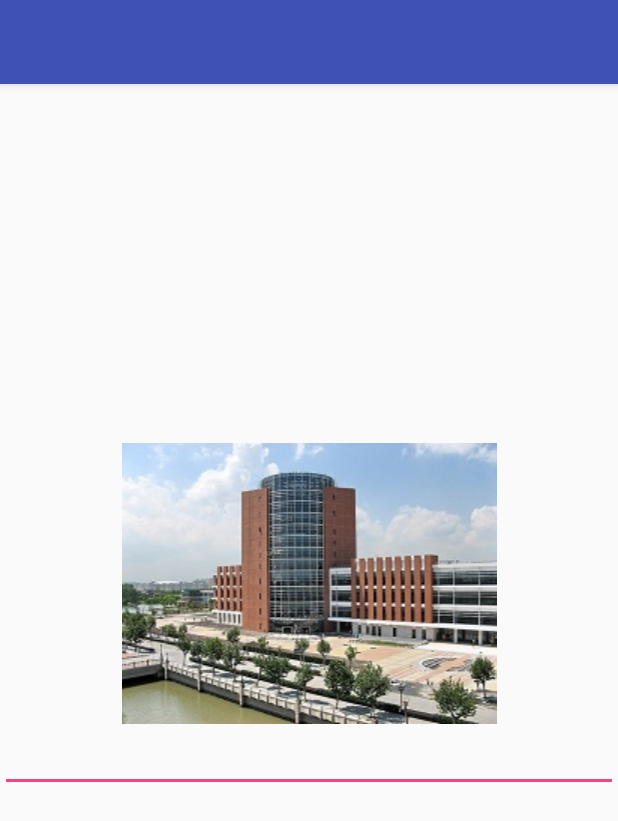
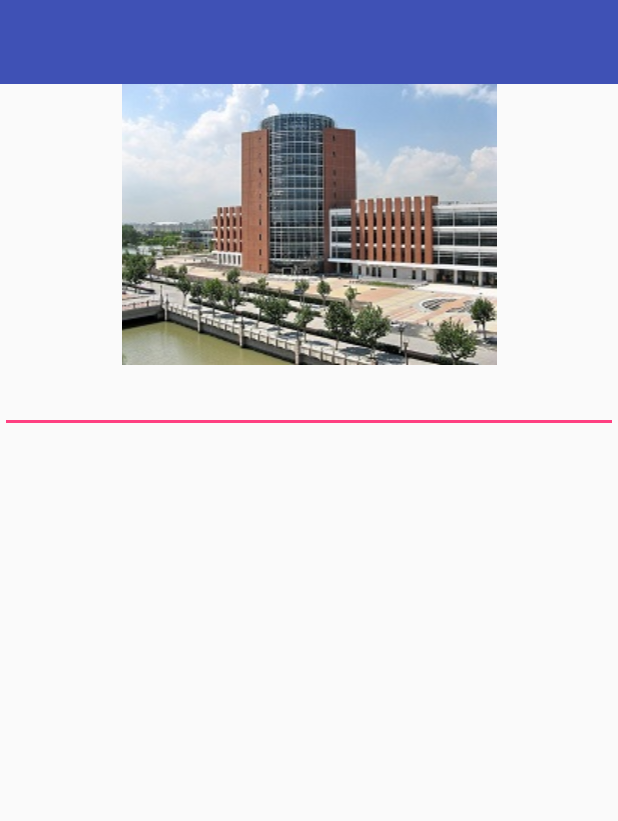
Before and after one commit to lengyijun/lib_v2, an Android app: the layout search_coordin.xml on its own in the app's theme, with its tools: preview values and no code run, on a phone screen of 412 x 824 dp. Shown: the top 821 px of the screen. Run offline under Robolectric (Android 15) with nearby library versions, the phone set to English and light mode, and no system bars.

Commit message:
又修改了一下主界面的布局

```diff
--- a/app/src/main/java/com/example/steven/sjtu_lib_v2/activity/SingleDetailActivity.java
+++ b/app/src/main/java/com/example/steven/sjtu_lib_v2/activity/SingleDetailActivity.java
@@ -45,8 +45,6 @@ import okhttp3.Call;
 public class SingleDetailActivity extends AppCompatActivity {
     @Bind(R.id.listview_table)
     ListView lv_table;
-    //    @Bind(R.id.toolbar)
-//    Toolbar toolbar;
     @Bind(R.id.tv_book_author)
     TextView tvBookAuthor;
     @Bind(R.id.tv_book_time)
--- a/app/src/main/res/layout/search_coordin.xml
+++ b/app/src/main/res/layout/search_coordin.xml
@@ -1,16 +1,9 @@
 <?xml version="1.0" encoding="utf-8"?>
-<android.support.design.widget.CoordinatorLayout xmlns:android="http://schemas.android.com/apk/res/android"
+<LinearLayout xmlns:android="http://schemas.android.com/apk/res/android"
     xmlns:app="http://schemas.android.com/apk/res-auto"
-    xmlns:tools="http://schemas.android.com/tools"
+    android:orientation="vertical"
     android:layout_width="match_parent"
-    android:layout_height="match_parent"
-    android:fitsSystemWindows="true"
-    tools:context="com.example.steven.sjtu_lib_v2.MainActivity">
-
-    <android.support.design.widget.AppBarLayout
-        android:layout_width="match_parent"
-        android:layout_height="wrap_content"
-        android:theme="@style/AppTheme.AppBarOverlay">
+    android:layout_height="match_parent">
 
         <android.support.v7.widget.Toolbar
             android:id="@+id/toolbar"
@@ -19,14 +12,6 @@
             android:background="?attr/colorPrimary"
             app:popupTheme="@style/AppTheme.PopupOverlay" />
 
-    </android.support.design.widget.AppBarLayout>
-
-    <!--<include layout="@layout/search_useless"/>-->
-
-    <RelativeLayout
-        android:gravity="center_vertical"
-        android:layout_width="match_parent"
-        android:layout_height="match_parent">
 
     <ImageView
         android:layout_width="fill_parent"
@@ -42,6 +27,4 @@
         android:id="@+id/editText"
         android:layout_gravity="center_horizontal" />
 
-    </RelativeLayout>
-
-</android.support.design.widget.CoordinatorLayout>
+</LinearLayout>
```
